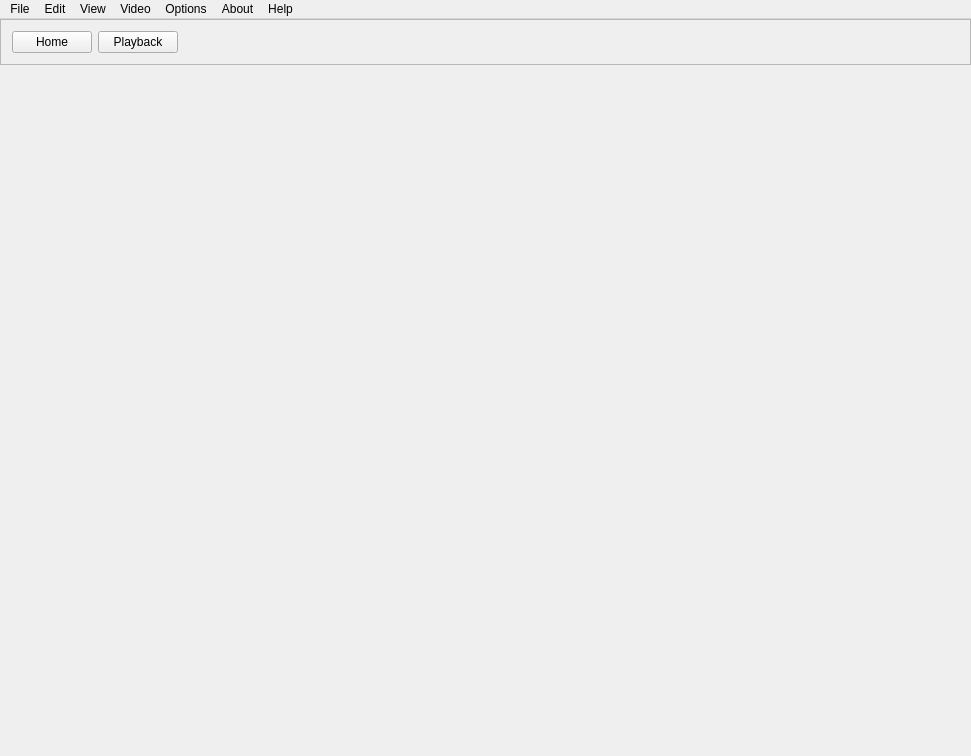
Qt form src/app/windows/MainWindow/MainWindow.ui (m-riley04/ModularSensorSystem) before a commit.
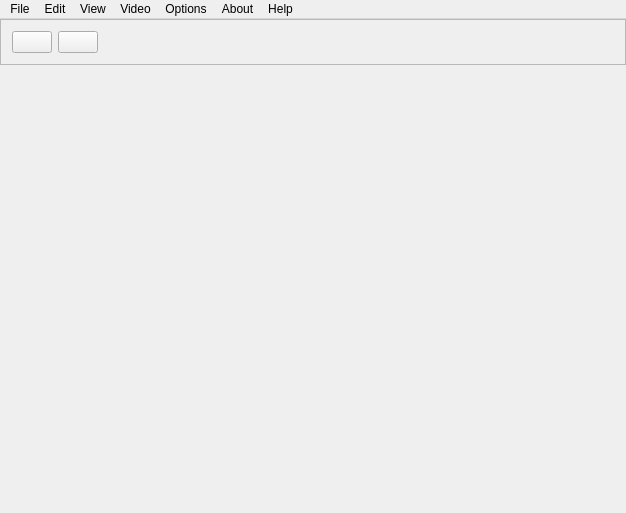
The same form after that commit. Icons and pictures are not drawn. Custom widgets are drawn as their Qt base class.

The edit to the form file:
```diff
--- a/src/app/windows/MainWindow/MainWindow.ui
+++ b/src/app/windows/MainWindow/MainWindow.ui
@@ -6,8 +6,8 @@
    <rect>
     <x>0</x>
     <y>0</y>
-    <width>971</width>
-    <height>756</height>
+    <width>626</width>
+    <height>513</height>
    </rect>
   </property>
   <property name="windowTitle">
@@ -42,14 +42,20 @@
        <item>
         <widget class="QPushButton" name="buttonHome">
          <property name="text">
-          <string>Home</string>
+          <string/>
+         </property>
+         <property name="icon">
+          <iconset theme="QIcon::ThemeIcon::GoHome"/>
          </property>
         </widget>
        </item>
        <item>
         <widget class="QPushButton" name="buttonPlayback">
          <property name="text">
-          <string>Playback</string>
+          <string/>
+         </property>
+         <property name="icon">
+          <iconset theme="QIcon::ThemeIcon::Computer"/>
          </property>
         </widget>
        </item>
@@ -82,7 +88,7 @@
     <rect>
      <x>0</x>
      <y>0</y>
-     <width>971</width>
+     <width>626</width>
      <height>21</height>
     </rect>
    </property>
```
Left out of the diff: 15 changed lines with no effect on the pictures.
